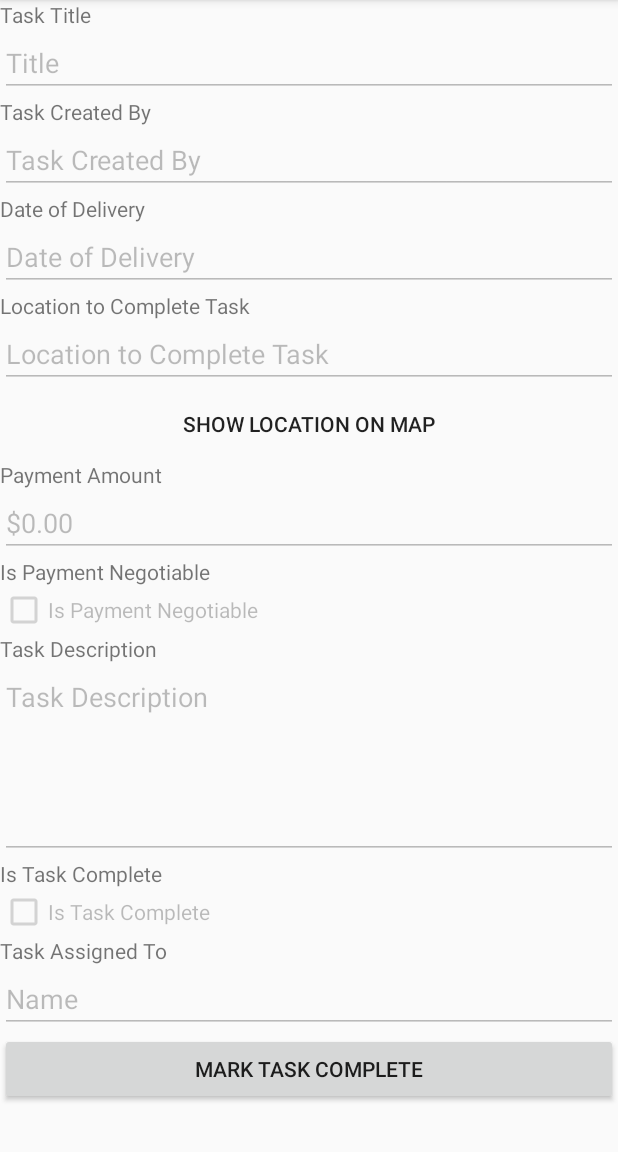
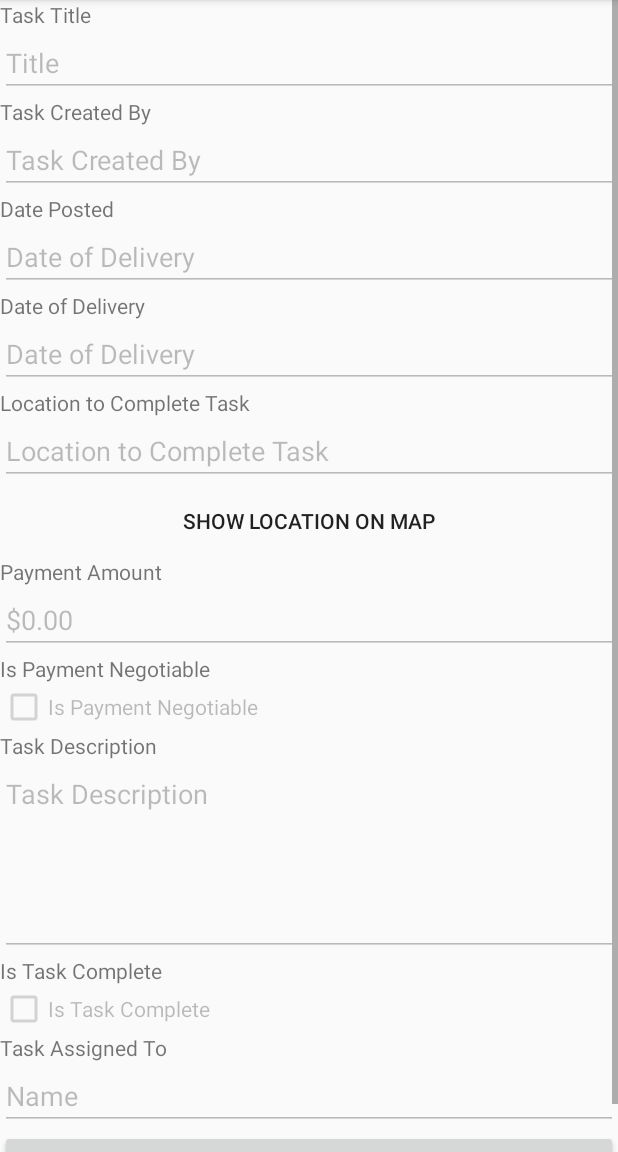
Before and after one commit to JerryBLi/HelpMi, an Android app: the DisplayTaskActivity screen opened directly, with no data from a screen before it, on a phone screen of 412 x 824 dp, the part 84-1236 px from its top. Run offline under Robolectric (Android 15) with nearby library versions, the phone set to English and light mode, and no system bars.

Commit message:
added date posted

```diff
--- a/app/src/main/java/ese543/helpmi/core/DisplayTaskActivity.java
+++ b/app/src/main/java/ese543/helpmi/core/DisplayTaskActivity.java
@@ -14,6 +14,7 @@ public class DisplayTaskActivity extends AppCompatActivity {
 
     private EditText editTextTitleDisplayTask;
     private EditText editTextTaskCreatorDisplayTask;
+    private EditText editTextDatePostedDisplayTask;
     private EditText editTextDateOfDeliveryDisplayTask;
     private EditText editTextLocationDisplayTask;
     private EditText editTextPaymentDisplayTask;
@@ -21,6 +22,7 @@ public class DisplayTaskActivity extends AppCompatActivity {
     private EditText editTextTaskDescriptionDisplayTask;
     private CheckBox checkBoxIsTaskCompleteDisplayTask;
     private EditText editTextTaskAssignedToDisplayTask;
+
 
     private Button buttonShowLocationDisplayTask;
     private Button buttonTaskCompleteDisplayTask;
@@ -34,6 +36,7 @@ public class DisplayTaskActivity extends AppCompatActivity {
         //Initialize all the components
         editTextTitleDisplayTask = findViewById(R.id.editTextTitleDisplayTask);
         editTextTaskCreatorDisplayTask = findViewById(R.id.editTextTaskCreatorDisplayTask);
+        editTextDatePostedDisplayTask= findViewById(R.id.editTextDatePostedDisplayTask);
         editTextDateOfDeliveryDisplayTask = findViewById(R.id.editTextDateOfDeliveryDisplayTask);
         editTextLocationDisplayTask = findViewById(R.id.editTextLocationDisplayTask);
         editTextPaymentDisplayTask = findViewById(R.id.editTextPaymentDisplayTask);
@@ -88,6 +91,7 @@ public class DisplayTaskActivity extends AppCompatActivity {
 
         editTextTitleDisplayTask.setText(t.getTitle());
         editTextTaskCreatorDisplayTask.setText(t.getUserOwner());
+        editTextDatePostedDisplayTask.setText(t.getDatePosted().toString());
         editTextDateOfDeliveryDisplayTask.setText(t.getDeliveryDate().toString());
         editTextLocationDisplayTask.setText(t.getLongitude()+","+t.getLatitude());
         editTextPaymentDisplayTask.setText(t.getPayment()+"");
--- a/app/src/main/java/ese543/helpmi/fragments/MyTaskRecyclerViewAdapter.java
+++ b/app/src/main/java/ese543/helpmi/fragments/MyTaskRecyclerViewAdapter.java
@@ -42,6 +42,8 @@ public class MyTaskRecyclerViewAdapter extends RecyclerView.Adapter<MyTaskRecycl
         holder.owner.setText(mValues.get(position).getUserOwner());
         holder.payment.setText("$"+ mValues.get(position).getPayment() + "");
         holder.description.setText(mValues.get(position).getDescription());
+        holder.datePosted.setText(mValues.get(position).getDatePosted().toString());
+        holder.deliveryDate.setText(mValues.get(position).getDeliveryDate().toString());
 
         holder.mView.setOnClickListener(new View.OnClickListener() {
             @Override
@@ -67,6 +69,8 @@ public class MyTaskRecyclerViewAdapter extends RecyclerView.Adapter<MyTaskRecycl
         public final TextView payment;
         public final TextView description;
         public final TextView userAssigned;
+        public final TextView datePosted;
+        public final TextView deliveryDate;
         public UserTask mItem;
 
         public ViewHolder(View view) {
@@ -77,6 +81,8 @@ public class MyTaskRecyclerViewAdapter extends RecyclerView.Adapter<MyTaskRecycl
             payment = (TextView) view.findViewById(R.id.task_payment);
             description = (TextView) view.findViewById(R.id.task_description);
             userAssigned = (TextView) view.findViewById(R.id.task_userAssigned);
+            datePosted = view.findViewById(R.id.task_datePosted);
+            deliveryDate = view.findViewById(R.id.task_deliveryDate);
         }
 
         @Override
--- a/app/src/main/java/ese543/helpmi/fragments/TaskFragment.java
+++ b/app/src/main/java/ese543/helpmi/fragments/TaskFragment.java
@@ -107,7 +107,7 @@ public class TaskFragment extends Fragment {
 
                         // get all Task fields
                         String qowner, qtitle, qdescription, quserAssigned;
-                        Date qdeliveryDate;
+                        Date qdeliveryDate, qDatePosted;
                         double qlatitude,  qlongitude, qpayment;
                         boolean qisComplete, qisNegotiable;
 
@@ -122,10 +122,11 @@ public class TaskFragment extends Fragment {
                         qlongitude = qds.getDouble("longitude");
                         qpayment = qds.getDouble("payment");
                         qdeliveryDate = qds.getDate("deliveryDate");
+                        qDatePosted = qds.getDate("datePosted");
                         Log.d(TAG, qds.getId() + " => " + qds.getData());
 
                         // create Task
-                        UserTask task = new ese543.helpmi.core.UserTask(qowner, qtitle, qdeliveryDate, qlatitude, qlongitude, qpayment, qisNegotiable, qdescription);
+                        UserTask task = new ese543.helpmi.core.UserTask(qowner, qtitle, qDatePosted,qdeliveryDate, qlatitude, qlongitude, qpayment, qisNegotiable, qdescription);
 
                         // add to list
                         userTaskList.add(task);
--- a/app/src/main/java/ese543/helpmi/fragments/dummy/AllTasks.java
+++ b/app/src/main/java/ese543/helpmi/fragments/dummy/AllTasks.java
@@ -34,7 +34,7 @@ public class AllTasks {
     private static UserTask createDummyItem(int position)
     {
 
-        return new ese543.helpmi.core.UserTask("TestUser" + position, "Title" + position, new Date(), 10, 15, Math.random() * 100, (Math.random() > 0.5 ? true : false), "Test Description" + position);
+        return new ese543.helpmi.core.UserTask("TestUser" + position, "Title" + position, new Date(),new Date(), 10, 15, Math.random() * 100, (Math.random() > 0.5 ? true : false), "Test Description" + position);
     }
 
     private static void RetreiveItemsFromDB()
--- a/app/src/main/res/layout/activity_display_task.xml
+++ b/app/src/main/res/layout/activity_display_task.xml
@@ -44,6 +44,19 @@
                 android:enabled="false"
                 android:inputType="textPersonName"
                 android:text="Task Created By" />
+            <TextView
+                android:layout_width="match_parent"
+                android:layout_height="wrap_content"
+                android:text="Date Posted" />
+
+            <EditText
+                android:id="@+id/editTextDatePostedDisplayTask"
+                android:layout_width="match_parent"
+                android:layout_height="wrap_content"
+                android:ems="10"
+                android:enabled="false"
+                android:inputType="textPersonName"
+                android:text="Date of Delivery" />
             <TextView
                 android:layout_width="match_parent"
                 android:layout_height="wrap_content"
```
Also changed, not shown: app/src/main/java/ese543/helpmi/core/MainPage.java (+43 -5 lines), app/src/main/java/ese543/helpmi/core/UserTask.java (+10 -2 lines), app/src/main/res/layout/fragment_new_task.xml (+6 -1 lines).
